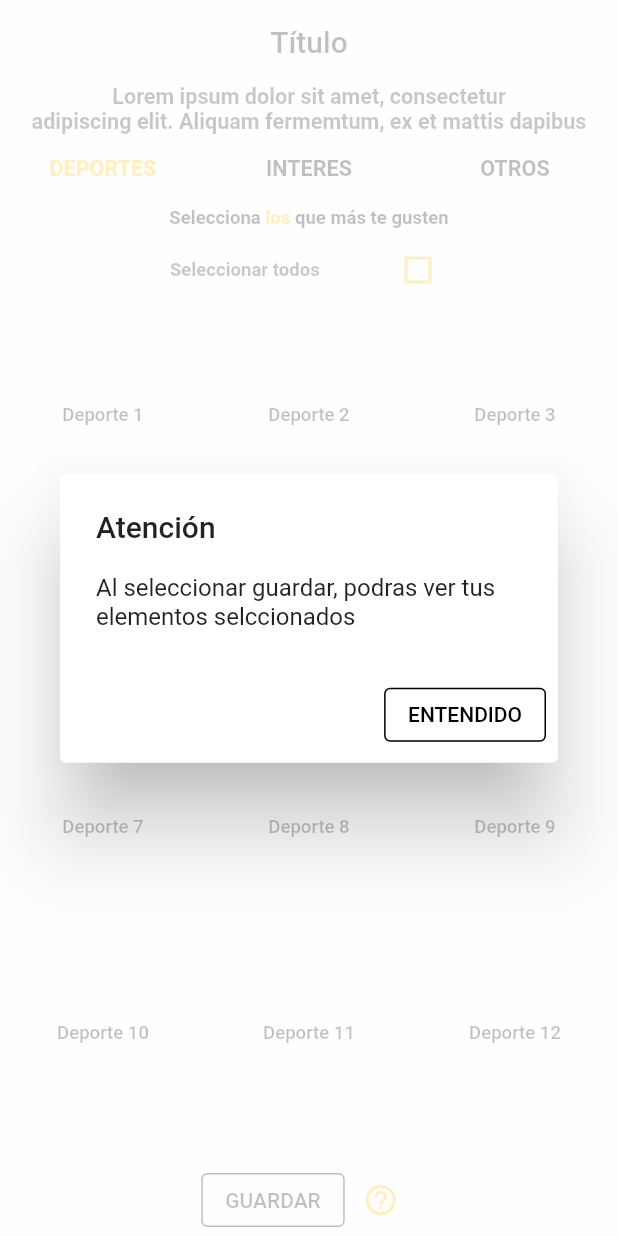
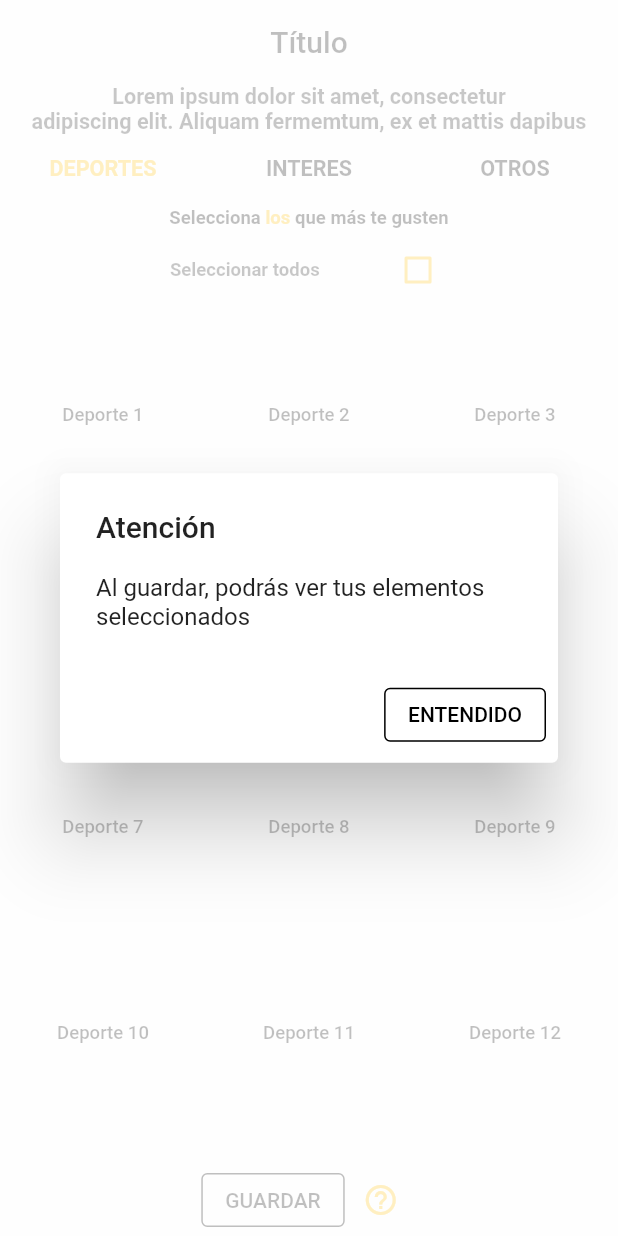
Before and after one commit to Jenry94/test_flutter, a Flutter app: the screen it shows after launch, after a tap on the "help outline" icon, on a phone screen of 412 x 824 dp. Run offline on Flutter 3.47's test engine with Material 2 defaults, Android fonts, the phone set to English and light mode, and no system bars.

Commit message:
Se corrige texto

```diff
--- a/lib/Home.dart
+++ b/lib/Home.dart
@@ -120,7 +120,7 @@ class _HomeState extends State<Home> {
       builder: (BuildContext context){
         return AlertDialog(
           title: new Text("Atención"),
-          content: new Text("Al seleccionar guardar, podras ver tus elementos selccionados"),
+          content: new Text("Al guardar, podrás ver tus elementos seleccionados"),
           actions: [
             new OutlinedButton(
               style: ButtonStyle(
```
